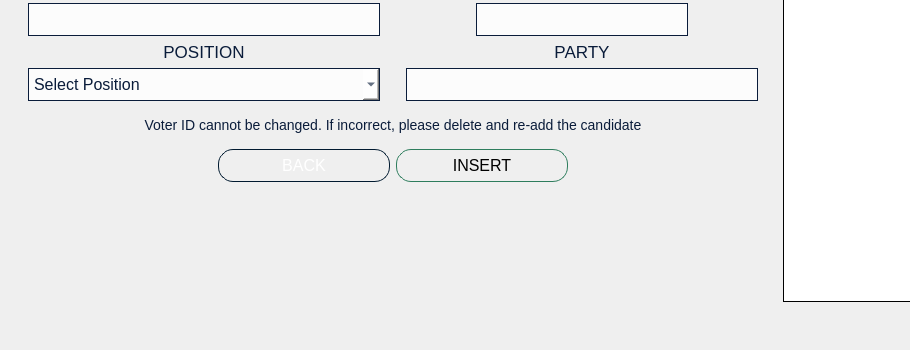
Old version of the form VVM/candidatesmanagement.ui in the repository GuisadongManok/PolliTech-VVM; both pictures show x 0 to 910 and y 312 to 662 of the 1560 by 662 pixel window.
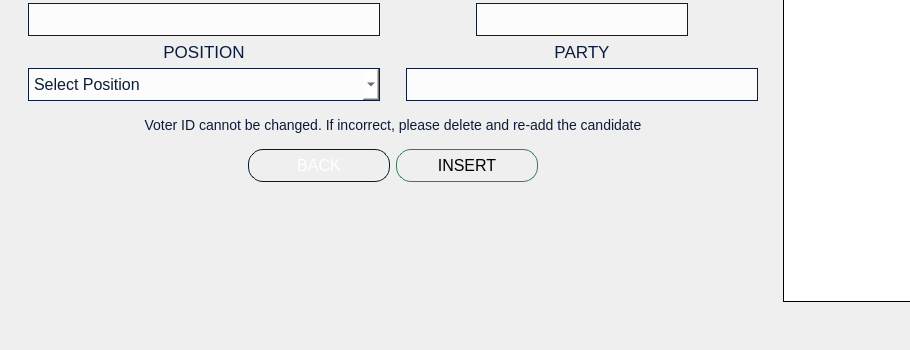
New version of the form. Icons and pictures are not drawn.

```diff
--- a/VVM/candidatesmanagement.ui
+++ b/VVM/candidatesmanagement.ui
@@ -476,13 +476,13 @@
            <item>
             <layout class="QHBoxLayout" name="horizontalLayout">
              <property name="leftMargin">
-              <number>200</number>
+              <number>230</number>
              </property>
              <property name="topMargin">
               <number>10</number>
              </property>
              <property name="rightMargin">
-              <number>200</number>
+              <number>230</number>
              </property>
              <property name="bottomMargin">
               <number>0</number>
```
